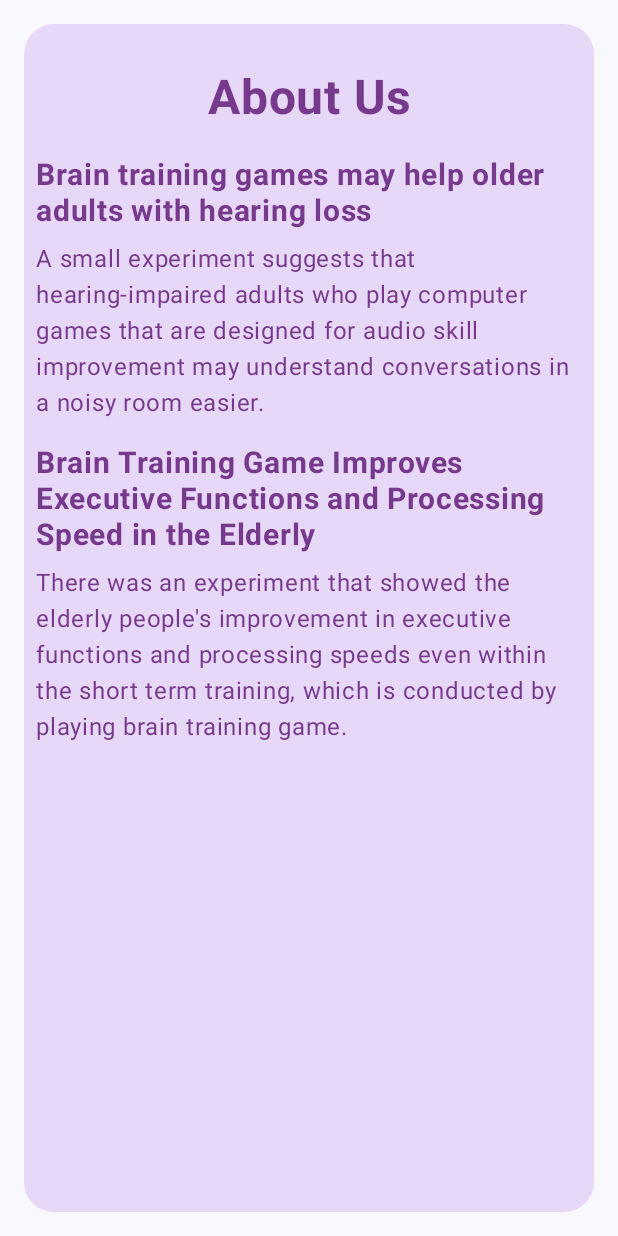
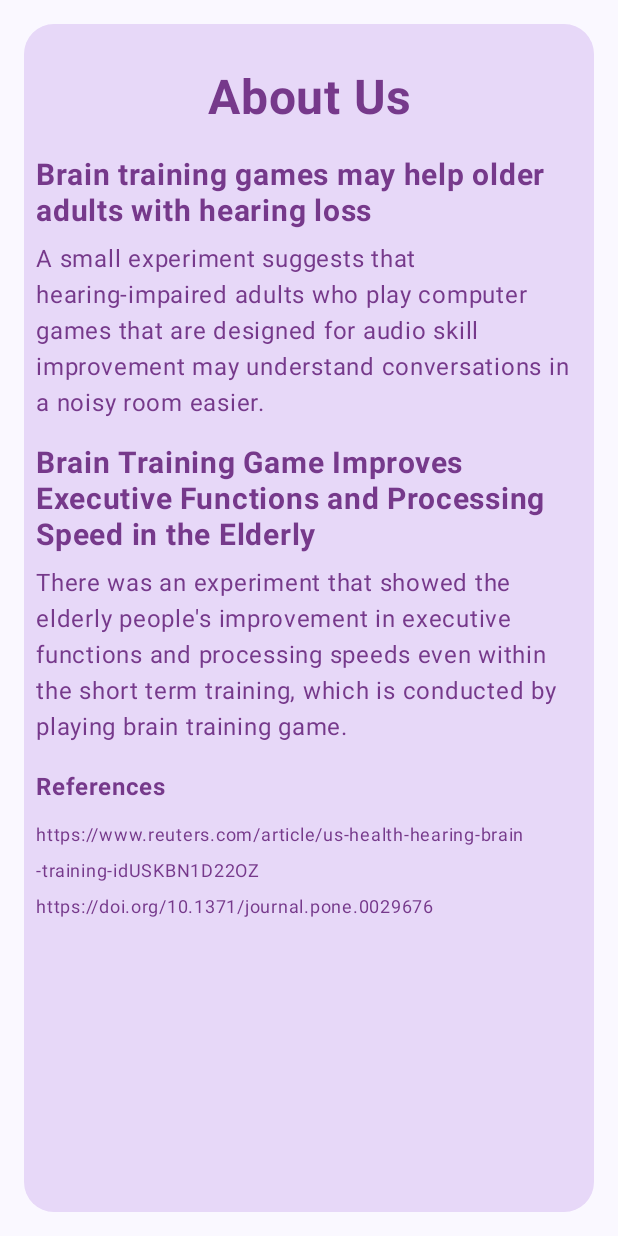
Before and after one commit to Kleanur/cs446-project, an Android app built with Jetpack Compose: the InfoScreen screen opened through its navigation route, on a phone screen of 412 x 824 dp. Run offline under Robolectric (Android 15) with nearby library versions, the phone set to English and light mode, and no system bars; our stand-ins replace Dagger/Hilt's generated code, constraintlayout-compose.

Commit message:
change tree on homescreen, added references to info screen

```diff
--- a/app/src/main/java/com/example/sequoia/ui/home/HomeScreen.kt
+++ b/app/src/main/java/com/example/sequoia/ui/home/HomeScreen.kt
@@ -165,14 +165,14 @@ fun HomeScreen(mainViewModel: HomeViewModel = viewModel(), navController: NavCon
                     }
                 }
 
-                Image(painter = painterResource(R.drawable.tree_home), contentDescription = "Image for Home Screen",  modifier = Modifier
+                Image(painter = painterResource(R.drawable.cs446_biggest_tree), contentDescription = "Image for Home Screen",  modifier = Modifier
                     .constrainAs(treeTmg) {
                         top.linkTo(infoBtn.bottom, margin = 24.dp)
-                        start.linkTo(parent.start, margin = 16.dp)
-                        end.linkTo(parent.end, margin = 16.dp)
+                        start.linkTo(parent.start, margin = 5.dp)
+                        end.linkTo(parent.end, margin = 5.dp)
                     }
-                    .height(240.dp)
-                    .padding(start = 16.dp, end = 16.dp) )
+                    .height(260.dp)
+                    .padding(start = 5.dp, end = 5.dp) )
 
             }
         }
--- a/app/src/main/java/com/example/sequoia/ui/infoScreen/InfoScreen.kt
+++ b/app/src/main/java/com/example/sequoia/ui/infoScreen/InfoScreen.kt
@@ -46,7 +46,9 @@ fun InfoScreen(navController: NavController) {
                         header1,
                         desc1,
                         header2,
-                        desc2
+                        desc2,
+                        refHeader,
+                        refList
                     ) = createRefs()
                     Text(
                         text = "About Us", fontSize = 32.sp, fontWeight = FontWeight.Bold,
@@ -112,6 +114,33 @@ fun InfoScreen(navController: NavController) {
                         textAlign = TextAlign.Start,
                     )
 
+                    Text(
+                        text = "References",
+                        fontSize = 16.sp,
+                        fontWeight = FontWeight.Bold,
+                        color = InfoScreenTextColor,
+                        modifier = Modifier.constrainAs(refHeader) {
+                            top.linkTo(desc2.bottom, margin = 16.dp)
+                            start.linkTo(parent.start, margin = 8.dp)
+                            end.linkTo(parent.end, margin = 8.dp)
+                            width = Dimension.matchParent
+                        },
+                        textAlign = TextAlign.Start,
+                    )
+
+                    Text(
+                        text = "https://www.reuters.com/article/us-health-hearing-brain-training-idUSKBN1D22OZ\nhttps://doi.org/10.1371/journal.pone.0029676",
+                        fontSize = 12.sp,
+                        color = InfoScreenTextColor,
+                        modifier = Modifier.constrainAs(refList) {
+                            top.linkTo(refHeader.bottom, margin = 8.dp)
+                            start.linkTo(parent.start, margin = 8.dp)
+                            end.linkTo(parent.end, margin = 8.dp)
+                            width = Dimension.matchParent
+                        },
+                        textAlign = TextAlign.Start,
+                    )
+
                 }
             }
         }
```
